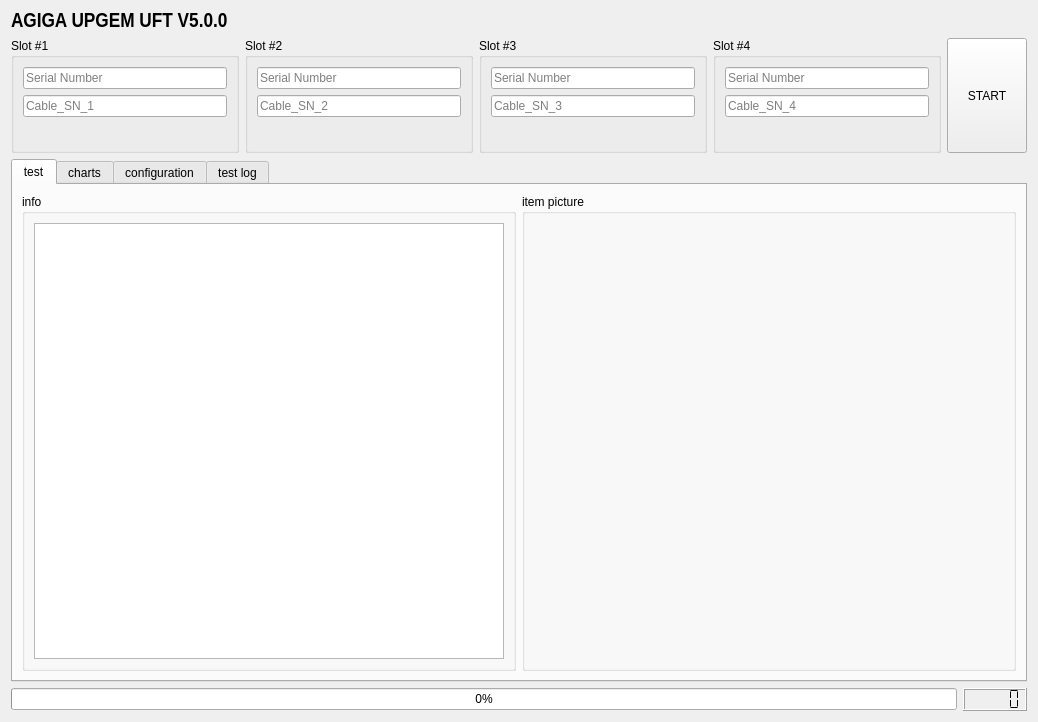
Before: the Qt Designer form src/UFT_GUI/UFT_Ui.ui in zhoupisen/Garnet, drawn with Qt 5.
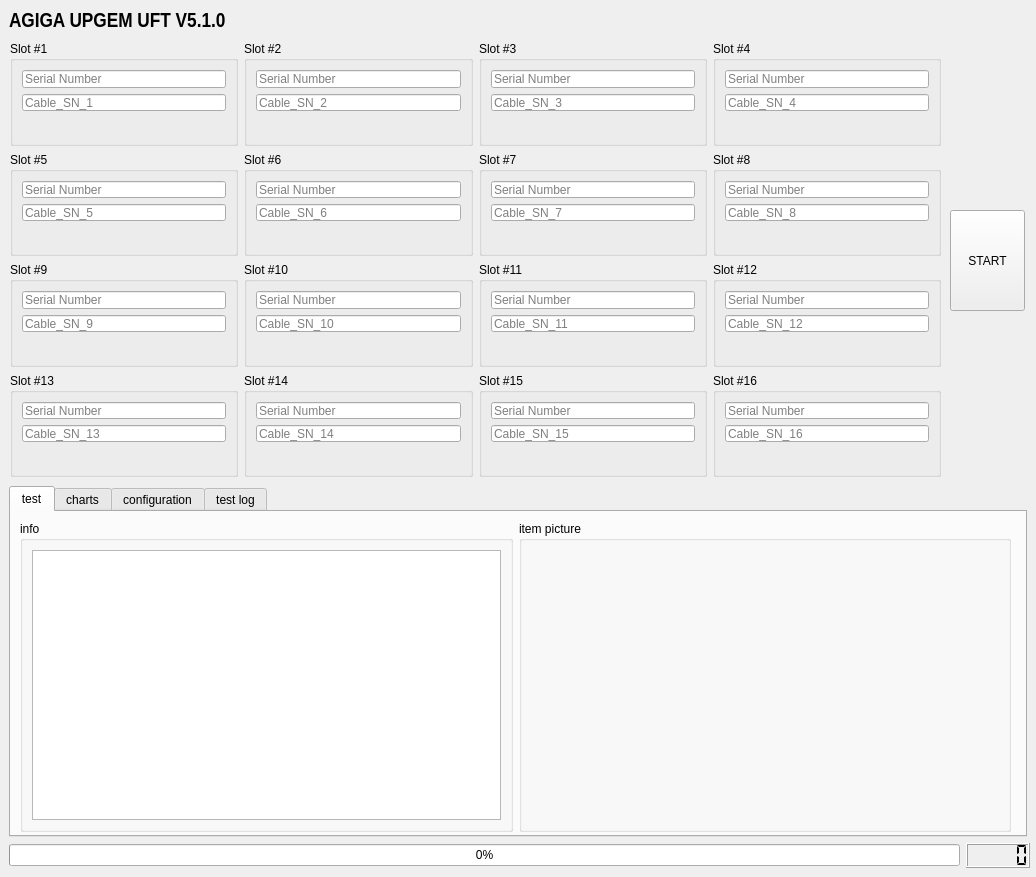
After: the same form once the commit is applied. Custom widgets are drawn as their Qt base class.

Commit message: Version 5.1.0: add 16 ports supports.

What changed in the file:
```diff
--- a/src/UFT_GUI/UFT_Ui.ui
+++ b/src/UFT_GUI/UFT_Ui.ui
@@ -7,7 +7,7 @@
     <x>0</x>
     <y>0</y>
     <width>1036</width>
-    <height>722</height>
+    <height>877</height>
    </rect>
   </property>
   <property name="minimumSize">
@@ -19,9 +19,15 @@
   <property name="windowTitle">
    <string>AGIGA-UFT-TEST</string>
   </property>
-  <layout class="QGridLayout" name="gridLayout">
-   <item row="2" column="0">
     <widget class="QTabWidget" name="tabWidget">
+   <property name="geometry">
+    <rect>
+     <x>9</x>
+     <y>486</y>
+     <width>1018</width>
+     <height>351</height>
+    </rect>
+   </property>
      <property name="currentIndex">
       <number>0</number>
      </property>
@@ -29,8 +35,15 @@
       <attribute name="title">
        <string>test</string>
       </attribute>
-      <layout class="QGridLayout" name="gridLayout_2">
-       <item row="1" column="0">
+    <widget class="QWidget" name="layoutWidget">
+     <property name="geometry">
+      <rect>
+       <x>9</x>
+       <y>9</y>
+       <width>991</width>
+       <height>311</height>
+      </rect>
+     </property>
         <layout class="QGridLayout" name="gridLayout_6">
          <item row="0" column="1">
           <widget class="QGroupBox" name="groupBox_5">
@@ -135,8 +148,7 @@
           </widget>
          </item>
         </layout>
-       </item>
-      </layout>
+    </widget>
      </widget>
      <widget class="QWidget" name="charts">
       <attribute name="title">
@@ -238,7 +250,7 @@
           <widget class="QComboBox" name="partNum_comboBox"/>
          </item>
          <item row="0" column="0">
-          <widget class="QLabel" name="label_6">
+        <widget class="QLabel" name="label_PN">
            <property name="font">
             <font>
              <family>Arial Unicode MS</family>
@@ -270,7 +282,7 @@
           <widget class="QComboBox" name="revision_comboBox"/>
          </item>
          <item row="0" column="2">
-          <widget class="QLabel" name="label_7">
+        <widget class="QLabel" name="label_DES">
            <property name="font">
             <font>
              <family>Arial Unicode MS</family>
@@ -407,8 +419,43 @@
       </layout>
      </widget>
     </widget>
-   </item>
-   <item row="3" column="0">
+  <widget class="QLabel" name="title_label">
+   <property name="geometry">
+    <rect>
+     <x>9</x>
+     <y>9</y>
+     <width>216</width>
+     <height>25</height>
+    </rect>
+   </property>
+   <property name="font">
+    <font>
+     <family>Arial Narrow</family>
+     <pointsize>16</pointsize>
+     <weight>75</weight>
+     <bold>true</bold>
+     <underline>false</underline>
+    </font>
+   </property>
+   <property name="autoFillBackground">
+    <bool>false</bool>
+   </property>
+   <property name="text">
+    <string>AGIGA UPGEM UFT V5.1.0</string>
+   </property>
+   <property name="textFormat">
+    <enum>Qt::AutoText</enum>
+   </property>
+  </widget>
+  <widget class="QWidget" name="layoutWidget">
+   <property name="geometry">
+    <rect>
+     <x>9</x>
+     <y>843</y>
+     <width>1021</width>
+     <height>25</height>
+    </rect>
+   </property>
     <layout class="QHBoxLayout" name="horizontalLayout_4">
      <item>
       <widget class="QProgressBar" name="progressBar">
@@ -437,33 +484,38 @@
       </widget>
      </item>
     </layout>
-   </item>
-   <item row="0" column="0">
-    <widget class="QLabel" name="title_label">
-     <property name="font">
-      <font>
-       <family>Arial Narrow</family>
-       <pointsize>16</pointsize>
-       <weight>75</weight>
-       <bold>true</bold>
-       <underline>false</underline>
-      </font>
-     </property>
-     <property name="autoFillBackground">
-      <bool>false</bool>
+  </widget>
+  <widget class="QPushButton" name="start_pushButton">
+   <property name="geometry">
+    <rect>
+     <x>950</x>
+     <y>210</y>
+     <width>75</width>
+     <height>101</height>
+    </rect>
+   </property>
+   <property name="sizePolicy">
+    <sizepolicy hsizetype="Fixed" vsizetype="Minimum">
+     <horstretch>0</horstretch>
+     <verstretch>0</verstretch>
+    </sizepolicy>
      </property>
      <property name="text">
-      <string>AGIGA UPGEM UFT V5.0.0</string>
-     </property>
-     <property name="textFormat">
-      <enum>Qt::AutoText</enum>
-     </property>
-    </widget>
-   </item>
-   <item row="1" column="0">
-    <layout class="QHBoxLayout" name="horizontalLayout">
-     <item>
-      <widget class="QGroupBox" name="groupBox_1">
+    <string>START</string>
+   </property>
+  </widget>
+  <widget class="QWidget" name="layoutWidget">
+   <property name="geometry">
+    <rect>
+     <x>10</x>
+     <y>41</y>
+     <width>931</width>
+     <height>436</height>
+    </rect>
+   </property>
+   <layout class="QGridLayout" name="gridLayout">
+    <item row="0" column="0">
+     <widget class="QGroupBox" name="groupBox1">
        <property name="sizePolicy">
         <sizepolicy hsizetype="Preferred" vsizetype="Fixed">
          <horstretch>0</horstretch>
@@ -512,8 +564,8 @@
        </layout>
       </widget>
      </item>
-     <item>
-      <widget class="QGroupBox" name="groupBox_2">
+    <item row="0" column="1">
+     <widget class="QGroupBox" name="groupBox2">
        <property name="sizePolicy">
         <sizepolicy hsizetype="Preferred" vsizetype="Fixed">
          <horstretch>0</horstretch>
@@ -556,8 +608,8 @@
        </layout>
       </widget>
      </item>
-     <item>
-      <widget class="QGroupBox" name="groupBox_3">
+    <item row="0" column="2">
+     <widget class="QGroupBox" name="groupBox3">
        <property name="sizePolicy">
         <sizepolicy hsizetype="Preferred" vsizetype="Fixed">
          <horstretch>0</horstretch>
@@ -600,8 +652,8 @@
        </layout>
       </widget>
      </item>
-     <item>
-      <widget class="QGroupBox" name="groupBox_4">
+    <item row="0" column="3">
+     <widget class="QGroupBox" name="groupBox4">
        <property name="sizePolicy">
         <sizepolicy hsizetype="Preferred" vsizetype="Fixed">
          <horstretch>0</horstretch>
@@ -644,22 +696,554 @@
        </layout>
       </widget>
      </item>
+    <item row="1" column="0">
+     <widget class="QGroupBox" name="groupBox5">
+      <property name="sizePolicy">
+       <sizepolicy hsizetype="Preferred" vsizetype="Fixed">
+        <horstretch>0</horstretch>
+        <verstretch>0</verstretch>
+       </sizepolicy>
+      </property>
+      <property name="title">
+       <string>Slot #5</string>
+      </property>
+      <layout class="QVBoxLayout" name="verticalLayout_2">
      <item>
-      <widget class="QPushButton" name="start_pushButton">
+        <widget class="QLineEdit" name="sn_lineEdit_5">
+         <property name="acceptDrops">
+          <bool>true</bool>
+         </property>
+         <property name="text">
+          <string/>
+         </property>
+         <property name="maxLength">
+          <number>33</number>
+         </property>
+         <property name="placeholderText">
+          <string>Serial Number</string>
+         </property>
+        </widget>
+       </item>
+       <item>
+        <widget class="QLineEdit" name="CablelineEdit_5">
+         <property name="placeholderText">
+          <string>Cable_SN_5</string>
+         </property>
+        </widget>
+       </item>
+       <item>
+        <widget class="QLabel" name="label_5">
+         <property name="font">
+          <font>
+           <pointsize>12</pointsize>
+          </font>
+         </property>
+         <property name="text">
+          <string/>
+         </property>
+        </widget>
+       </item>
+      </layout>
+     </widget>
+    </item>
+    <item row="1" column="1">
+     <widget class="QGroupBox" name="groupBox6">
        <property name="sizePolicy">
-        <sizepolicy hsizetype="Fixed" vsizetype="Minimum">
+       <sizepolicy hsizetype="Preferred" vsizetype="Fixed">
          <horstretch>0</horstretch>
          <verstretch>0</verstretch>
         </sizepolicy>
        </property>
+      <property name="title">
+       <string>Slot #6</string>
+      </property>
+      <layout class="QVBoxLayout" name="verticalLayout_11">
+       <item>
+        <widget class="QLineEdit" name="sn_lineEdit_6">
+         <property name="maxLength">
+          <number>33</number>
+         </property>
+         <property name="placeholderText">
+          <string>Serial Number</string>
+         </property>
+        </widget>
+       </item>
+       <item>
+        <widget class="QLineEdit" name="CablelineEdit_6">
+         <property name="placeholderText">
+          <string>Cable_SN_6</string>
+         </property>
+        </widget>
+       </item>
+       <item>
+        <widget class="QLabel" name="label_6">
+         <property name="font">
+          <font>
+           <pointsize>12</pointsize>
+          </font>
+         </property>
        <property name="text">
-        <string>START</string>
+          <string/>
        </property>
       </widget>
      </item>
     </layout>
-   </item>
-  </layout>
+     </widget>
+    </item>
+    <item row="1" column="2">
+     <widget class="QGroupBox" name="groupBox7">
+      <property name="sizePolicy">
+       <sizepolicy hsizetype="Preferred" vsizetype="Fixed">
+        <horstretch>0</horstretch>
+        <verstretch>0</verstretch>
+       </sizepolicy>
+      </property>
+      <property name="title">
+       <string>Slot #7</string>
+      </property>
+      <layout class="QVBoxLayout" name="verticalLayout_12">
+       <item>
+        <widget class="QLineEdit" name="sn_lineEdit_7">
+         <property name="maxLength">
+          <number>33</number>
+         </property>
+         <property name="placeholderText">
+          <string>Serial Number</string>
+         </property>
+        </widget>
+       </item>
+       <item>
+        <widget class="QLineEdit" name="CablelineEdit_7">
+         <property name="placeholderText">
+          <string>Cable_SN_7</string>
+         </property>
+        </widget>
+       </item>
+       <item>
+        <widget class="QLabel" name="label_7">
+         <property name="font">
+          <font>
+           <pointsize>12</pointsize>
+          </font>
+         </property>
+         <property name="text">
+          <string/>
+         </property>
+        </widget>
+       </item>
+      </layout>
+     </widget>
+    </item>
+    <item row="1" column="3">
+     <widget class="QGroupBox" name="groupBox8">
+      <property name="sizePolicy">
+       <sizepolicy hsizetype="Preferred" vsizetype="Fixed">
+        <horstretch>0</horstretch>
+        <verstretch>0</verstretch>
+       </sizepolicy>
+      </property>
+      <property name="title">
+       <string>Slot #8</string>
+      </property>
+      <layout class="QVBoxLayout" name="verticalLayout_10">
+       <item>
+        <widget class="QLineEdit" name="sn_lineEdit_8">
+         <property name="maxLength">
+          <number>33</number>
+         </property>
+         <property name="placeholderText">
+          <string>Serial Number</string>
+         </property>
+        </widget>
+       </item>
+       <item>
+        <widget class="QLineEdit" name="CablelineEdit_8">
+         <property name="placeholderText">
+          <string>Cable_SN_8</string>
+         </property>
+        </widget>
+       </item>
+       <item>
+        <widget class="QLabel" name="label_8">
+         <property name="font">
+          <font>
+           <pointsize>12</pointsize>
+          </font>
+         </property>
+         <property name="text">
+          <string/>
+         </property>
+        </widget>
+       </item>
+      </layout>
+     </widget>
+    </item>
+    <item row="2" column="0">
+     <widget class="QGroupBox" name="groupBox9">
+      <property name="sizePolicy">
+       <sizepolicy hsizetype="Preferred" vsizetype="Fixed">
+        <horstretch>0</horstretch>
+        <verstretch>0</verstretch>
+       </sizepolicy>
+      </property>
+      <property name="title">
+       <string>Slot #9</string>
+      </property>
+      <layout class="QVBoxLayout" name="verticalLayout_3">
+       <item>
+        <widget class="QLineEdit" name="sn_lineEdit_9">
+         <property name="acceptDrops">
+          <bool>true</bool>
+         </property>
+         <property name="text">
+          <string/>
+         </property>
+         <property name="maxLength">
+          <number>33</number>
+         </property>
+         <property name="placeholderText">
+          <string>Serial Number</string>
+         </property>
+        </widget>
+       </item>
+       <item>
+        <widget class="QLineEdit" name="CablelineEdit_9">
+         <property name="placeholderText">
+          <string>Cable_SN_9</string>
+         </property>
+        </widget>
+       </item>
+       <item>
+        <widget class="QLabel" name="label_9">
+         <property name="font">
+          <font>
+           <pointsize>12</pointsize>
+          </font>
+         </property>
+         <property name="text">
+          <string/>
+         </property>
+        </widget>
+       </item>
+      </layout>
+     </widget>
+    </item>
+    <item row="2" column="1">
+     <widget class="QGroupBox" name="groupBox10">
+      <property name="sizePolicy">
+       <sizepolicy hsizetype="Preferred" vsizetype="Fixed">
+        <horstretch>0</horstretch>
+        <verstretch>0</verstretch>
+       </sizepolicy>
+      </property>
+      <property name="title">
+       <string>Slot #10</string>
+      </property>
+      <layout class="QVBoxLayout" name="verticalLayout_14">
+       <item>
+        <widget class="QLineEdit" name="sn_lineEdit_10">
+         <property name="maxLength">
+          <number>33</number>
+         </property>
+         <property name="placeholderText">
+          <string>Serial Number</string>
+         </property>
+        </widget>
+       </item>
+       <item>
+        <widget class="QLineEdit" name="CablelineEdit_10">
+         <property name="placeholderText">
+          <string>Cable_SN_10</string>
+         </property>
+        </widget>
+       </item>
+       <item>
+        <widget class="QLabel" name="label_10">
+         <property name="font">
+          <font>
+           <pointsize>12</pointsize>
+          </font>
+         </property>
+         <property name="text">
+          <string/>
+         </property>
+        </widget>
+       </item>
+      </layout>
+     </widget>
+    </item>
+    <item row="2" column="2">
+     <widget class="QGroupBox" name="groupBox11">
+      <property name="sizePolicy">
+       <sizepolicy hsizetype="Preferred" vsizetype="Fixed">
+        <horstretch>0</horstretch>
+        <verstretch>0</verstretch>
+       </sizepolicy>
+      </property>
+      <property name="title">
+       <string>Slot #11</string>
+      </property>
+      <layout class="QVBoxLayout" name="verticalLayout_15">
+       <item>
+        <widget class="QLineEdit" name="sn_lineEdit_11">
+         <property name="maxLength">
+          <number>33</number>
+         </property>
+         <property name="placeholderText">
+          <string>Serial Number</string>
+         </property>
+        </widget>
+       </item>
+       <item>
+        <widget class="QLineEdit" name="CablelineEdit_11">
+         <property name="placeholderText">
+          <string>Cable_SN_11</string>
+         </property>
+        </widget>
+       </item>
+       <item>
+        <widget class="QLabel" name="label_11">
+         <property name="font">
+          <font>
+           <pointsize>12</pointsize>
+          </font>
+         </property>
+         <property name="text">
+          <string/>
+         </property>
+        </widget>
+       </item>
+      </layout>
+     </widget>
+    </item>
+    <item row="2" column="3">
+     <widget class="QGroupBox" name="groupBox12">
+      <property name="sizePolicy">
+       <sizepolicy hsizetype="Preferred" vsizetype="Fixed">
+        <horstretch>0</horstretch>
+        <verstretch>0</verstretch>
+       </sizepolicy>
+      </property>
+      <property name="title">
+       <string>Slot #12</string>
+      </property>
+      <layout class="QVBoxLayout" name="verticalLayout_13">
+       <item>
+        <widget class="QLineEdit" name="sn_lineEdit_12">
+         <property name="maxLength">
+          <number>33</number>
+         </property>
+         <property name="placeholderText">
+          <string>Serial Number</string>
+         </property>
+        </widget>
+       </item>
+       <item>
+        <widget class="QLineEdit" name="CablelineEdit_12">
+         <property name="placeholderText">
+          <string>Cable_SN_12</string>
+         </property>
+        </widget>
+       </item>
+       <item>
+        <widget class="QLabel" name="label_12">
+         <property name="font">
+          <font>
+           <pointsize>12</pointsize>
+          </font>
+         </property>
+         <property name="text">
+          <string/>
+         </property>
+        </widget>
+       </item>
+      </layout>
+     </widget>
+    </item>
+    <item row="3" column="0">
+     <widget class="QGroupBox" name="groupBox13">
+      <property name="sizePolicy">
+       <sizepolicy hsizetype="Preferred" vsizetype="Fixed">
+        <horstretch>0</horstretch>
+        <verstretch>0</verstretch>
+       </sizepolicy>
+      </property>
+      <property name="title">
+       <string>Slot #13</string>
+      </property>
+      <layout class="QVBoxLayout" name="verticalLayout_4">
+       <item>
+        <widget class="QLineEdit" name="sn_lineEdit_13">
+         <property name="acceptDrops">
+          <bool>true</bool>
+         </property>
+         <property name="text">
+          <string/>
+         </property>
+         <property name="maxLength">
+          <number>33</number>
+         </property>
+         <property name="placeholderText">
+          <string>Serial Number</string>
+         </property>
+        </widget>
+       </item>
+       <item>
+        <widget class="QLineEdit" name="CablelineEdit_13">
+         <property name="placeholderText">
+          <string>Cable_SN_13</string>
+         </property>
+        </widget>
+       </item>
+       <item>
+        <widget class="QLabel" name="label_13">
+         <property name="font">
+          <font>
+           <pointsize>12</pointsize>
+          </font>
+         </property>
+         <property name="text">
+          <string/>
+         </property>
+        </widget>
+       </item>
+      </layout>
+     </widget>
+    </item>
+    <item row="3" column="1">
+     <widget class="QGroupBox" name="groupBox14">
+      <property name="sizePolicy">
+       <sizepolicy hsizetype="Preferred" vsizetype="Fixed">
+        <horstretch>0</horstretch>
+        <verstretch>0</verstretch>
+       </sizepolicy>
+      </property>
+      <property name="title">
+       <string>Slot #14</string>
+      </property>
+      <layout class="QVBoxLayout" name="verticalLayout_17">
+       <item>
+        <widget class="QLineEdit" name="sn_lineEdit_14">
+         <property name="maxLength">
+          <number>33</number>
+         </property>
+         <property name="placeholderText">
+          <string>Serial Number</string>
+         </property>
+        </widget>
+       </item>
+       <item>
+        <widget class="QLineEdit" name="CablelineEdit_14">
+         <property name="placeholderText">
+          <string>Cable_SN_14</string>
+         </property>
+        </widget>
+       </item>
+       <item>
+        <widget class="QLabel" name="label_14">
+         <property name="font">
+          <font>
+           <pointsize>12</pointsize>
+          </font>
+         </property>
+         <property name="text">
+          <string/>
+         </property>
+        </widget>
+       </item>
+      </layout>
+     </widget>
+    </item>
+    <item row="3" column="2">
+     <widget class="QGroupBox" name="groupBox15">
+      <property name="sizePolicy">
+       <sizepolicy hsizetype="Preferred" vsizetype="Fixed">
+        <horstretch>0</horstretch>
+        <verstretch>0</verstretch>
+       </sizepolicy>
+      </property>
+      <property name="title">
+       <string>Slot #15</string>
+      </property>
+      <layout class="QVBoxLayout" name="verticalLayout_18">
+       <item>
+        <widget class="QLineEdit" name="sn_lineEdit_15">
+         <property name="maxLength">
+          <number>33</number>
+         </property>
+         <property name="placeholderText">
+          <string>Serial Number</string>
+         </property>
+        </widget>
+       </item>
+       <item>
+        <widget class="QLineEdit" name="CablelineEdit_15">
+         <property name="placeholderText">
+          <string>Cable_SN_15</string>
+         </property>
+        </widget>
+       </item>
+       <item>
+        <widget class="QLabel" name="label_15">
+         <property name="font">
+          <font>
+           <pointsize>12</pointsize>
+          </font>
+         </property>
+         <property name="text">
+          <string/>
+         </property>
+        </widget>
+       </item>
+      </layout>
+     </widget>
+    </item>
+    <item row="3" column="3">
+     <widget class="QGroupBox" name="groupBox16">
+      <property name="sizePolicy">
+       <sizepolicy hsizetype="Preferred" vsizetype="Fixed">
+        <horstretch>0</horstretch>
+        <verstretch>0</verstretch>
+       </sizepolicy>
+      </property>
+      <property name="title">
+       <string>Slot #16</string>
+      </property>
+      <layout class="QVBoxLayout" name="verticalLayout_16">
+       <item>
+        <widget class="QLineEdit" name="sn_lineEdit_16">
+         <property name="maxLength">
+          <number>33</number>
+         </property>
+         <property name="placeholderText">
+          <string>Serial Number</string>
+         </property>
+        </widget>
+       </item>
+       <item>
+        <widget class="QLineEdit" name="CablelineEdit_16">
+         <property name="placeholderText">
+          <string>Cable_SN_16</string>
+         </property>
+        </widget>
+       </item>
+       <item>
+        <widget class="QLabel" name="label_16">
+         <property name="font">
+          <font>
+           <pointsize>12</pointsize>
+          </font>
+         </property>
+         <property name="text">
+          <string/>
+         </property>
+        </widget>
+       </item>
+      </layout>
+     </widget>
+    </item>
+   </layout>
+  </widget>
  </widget>
  <customwidgets>
   <customwidget>
```
Left out of the diff: 2 changed lines with no effect on the pictures. Lines whose indentation alone changed are shown as unchanged. The commit also changes 2 other files.
